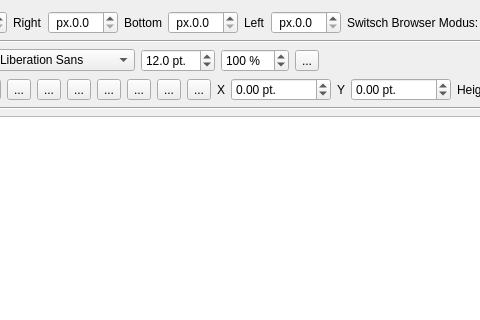
Before: the Qt Designer form fop_miniscribus.1.0.0/src/ui/wymtext.ui in google-code-export/fop-miniscribus, drawn with Qt 5; both pictures show x 154 to 634 and y 0 to 320 of the 1022 by 694 pixel window.
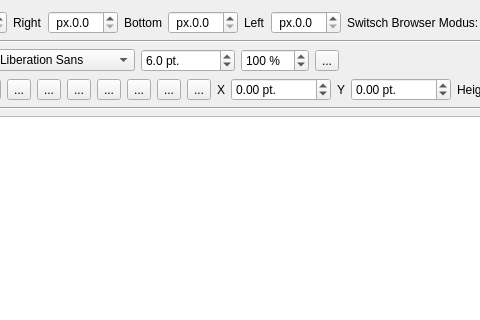
After: the same form once the commit is applied. Icons and pictures are not drawn. Custom widgets are drawn as their Qt base class.

```diff
--- a/fop_miniscribus.1.0.0/src/ui/wymtext.ui
+++ b/fop_miniscribus.1.0.0/src/ui/wymtext.ui
@@ -193,10 +193,10 @@
         <double>1.000000000000000</double>
        </property>
        <property name="maximum" >
-        <double>200.000000000000000</double>
+        <double>999999.000000000000000</double>
        </property>
        <property name="value" >
-        <double>12.000000000000000</double>
+        <double>6.000000000000000</double>
        </property>
       </widget>
      </item>
```
